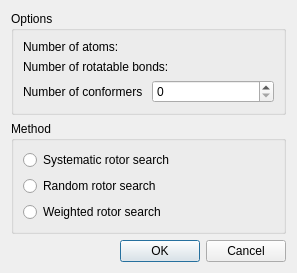
The window that libavogadro/src/extensions/conformersearchdialog.ui (cryos/avogadro) describes before a commit, drawn with Qt 5.
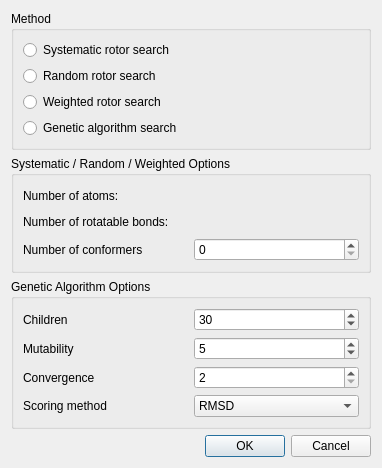
The same window after the commit.

Commit message: Add new conformer search options from openbabel (genetic algortihm)

Diff of the .ui file:
```diff
--- a/libavogadro/src/extensions/conformersearchdialog.ui
+++ b/libavogadro/src/extensions/conformersearchdialog.ui
@@ -1,12 +1,12 @@
 <ui version="4.0" >
  <class>ConformerSearchDialog</class>
- <widget class="QDialog" name="ConformerSearchDialog" >
-  <property name="geometry" >
+ <widget class="QDialog" name="ConformerSearchDialog">
+  <property name="geometry">
    <rect>
     <x>0</x>
     <y>0</y>
-    <width>297</width>
-    <height>272</height>
+    <width>382</width>
+    <height>468</height>
    </rect>
   </property>
   <property name="windowTitle" >
@@ -14,83 +14,181 @@
   </property>
   <layout class="QVBoxLayout" >
    <item>
-    <widget class="QGroupBox" name="groupBox_2" >
-     <property name="title" >
-      <string>Options</string>
-     </property>
-     <layout class="QVBoxLayout" >
-      <item>
-       <widget class="QLabel" name="atomLabel" >
-        <property name="text" >
-         <string>Number of atoms:</string>
-        </property>
-       </widget>
-      </item>
-      <item>
-       <widget class="QLabel" name="bondsLabel" >
-        <property name="text" >
-         <string>Number of rotatable bonds:</string>
-        </property>
-       </widget>
-      </item>
-      <item>
-       <layout class="QHBoxLayout" >
-        <item>
-         <widget class="QLabel" name="label" >
-          <property name="text" >
-           <string>Number of conformers</string>
-          </property>
-         </widget>
-        </item>
-        <item>
-         <widget class="QSpinBox" name="numSpin" >
-          <property name="maximum" >
-           <number>10000</number>
-          </property>
-         </widget>
-        </item>
-       </layout>
-      </item>
-     </layout>
-    </widget>
-   </item>
-   <item>
-    <widget class="QGroupBox" name="groupBox" >
-     <property name="title" >
+    <widget class="QGroupBox" name="groupBox">
+     <property name="title">
       <string>Method</string>
      </property>
-     <layout class="QVBoxLayout" >
+     <layout class="QVBoxLayout">
       <item>
-       <widget class="QRadioButton" name="systematicRadio" >
-        <property name="text" >
+       <widget class="QRadioButton" name="systematicRadio">
+        <property name="text">
          <string>Systematic rotor search</string>
         </property>
        </widget>
       </item>
       <item>
-       <widget class="QRadioButton" name="randomRadio" >
-        <property name="text" >
+       <widget class="QRadioButton" name="randomRadio">
+        <property name="text">
          <string>Random rotor search</string>
         </property>
        </widget>
       </item>
       <item>
-       <widget class="QRadioButton" name="weightedRadio" >
-        <property name="text" >
+       <widget class="QRadioButton" name="weightedRadio">
+        <property name="text">
          <string>Weighted rotor search</string>
         </property>
        </widget>
       </item>
+      <item>
+       <widget class="QRadioButton" name="geneticRadio">
+        <property name="text">
+         <string>Genetic algorithm search</string>
+        </property>
+       </widget>
+      </item>
      </layout>
     </widget>
    </item>
    <item>
-    <widget class="QDialogButtonBox" name="buttonBox" >
-     <property name="orientation" >
+    <widget class="QGroupBox" name="systematicOptionsGroupBox">
+     <property name="title">
+      <string>Systematic / Random / Weighted Options</string>
+     </property>
+     <layout class="QVBoxLayout">
+      <item>
+       <widget class="QLabel" name="atomLabel">
+        <property name="text">
+         <string>Number of atoms:</string>
+        </property>
+       </widget>
+      </item>
+      <item>
+       <widget class="QLabel" name="bondsLabel">
+        <property name="text">
+         <string>Number of rotatable bonds:</string>
+        </property>
+       </widget>
+      </item>
+      <item>
+       <layout class="QHBoxLayout">
+        <item>
+         <widget class="QLabel" name="label">
+          <property name="text">
+           <string>Number of conformers</string>
+          </property>
+         </widget>
+        </item>
+        <item>
+         <widget class="QSpinBox" name="numSpin">
+          <property name="maximum">
+           <number>10000</number>
+          </property>
+         </widget>
+        </item>
+       </layout>
+      </item>
+     </layout>
+    </widget>
+   </item>
+   <item>
+    <widget class="QGroupBox" name="geneticGroupBox">
+     <property name="title">
+      <string>Genetic Algorithm Options</string>
+     </property>
+     <layout class="QVBoxLayout" name="verticalLayout">
+      <item>
+       <layout class="QGridLayout" name="gridLayout">
+        <item row="0" column="0">
+         <widget class="QLabel" name="label_2">
+          <property name="text">
+           <string>Children</string>
+          </property>
+         </widget>
+        </item>
+        <item row="1" column="0">
+         <widget class="QLabel" name="label_3">
+          <property name="text">
+           <string>Mutability</string>
+          </property>
+         </widget>
+        </item>
+        <item row="2" column="0">
+         <widget class="QLabel" name="label_4">
+          <property name="text">
+           <string>Convergence</string>
+          </property>
+         </widget>
+        </item>
+        <item row="3" column="0">
+         <widget class="QLabel" name="label_5">
+          <property name="text">
+           <string>Scoring method</string>
+          </property>
+         </widget>
+        </item>
+        <item row="0" column="1">
+         <widget class="QSpinBox" name="childrenSpinBox">
+          <property name="minimum">
+           <number>1</number>
+          </property>
+          <property name="maximum">
+           <number>9999</number>
+          </property>
+          <property name="value">
+           <number>30</number>
+          </property>
+         </widget>
+        </item>
+        <item row="1" column="1">
+         <widget class="QSpinBox" name="mutabilitySpinBox">
+          <property name="minimum">
+           <number>1</number>
+          </property>
+          <property name="maximum">
+           <number>9999</number>
+          </property>
+          <property name="value">
+           <number>5</number>
+          </property>
+         </widget>
+        </item>
+        <item row="2" column="1">
+         <widget class="QSpinBox" name="convergenceSpinBox">
+          <property name="minimum">
+           <number>2</number>
+          </property>
+          <property name="maximum">
+           <number>999</number>
+          </property>
+         </widget>
+        </item>
+        <item row="3" column="1">
+         <widget class="QComboBox" name="scoringComboBox">
+          <item>
+           <property name="text">
+            <string>RMSD</string>
+           </property>
+          </item>
+          <item>
+           <property name="text">
+            <string>Energy</string>
+           </property>
+          </item>
+         </widget>
+        </item>
+       </layout>
+      </item>
+     </layout>
+    </widget>
+   </item>
+   <item>
+    <widget class="QDialogButtonBox" name="buttonBox">
+     <property name="orientation">
       <enum>Qt::Horizontal</enum>
      </property>
-     <property name="standardButtons" >
-      <set>QDialogButtonBox::Cancel|QDialogButtonBox::NoButton|QDialogButtonBox::Ok</set>
+     <property name="standardButtons">
+      <set>QDialogButtonBox::Cancel|QDialogButtonBox::Ok</set>
      </property>
     </widget>
    </item>
```
Left out of the diff: 15 changed lines with no effect on the pictures. The commit also changes 4 other files.
